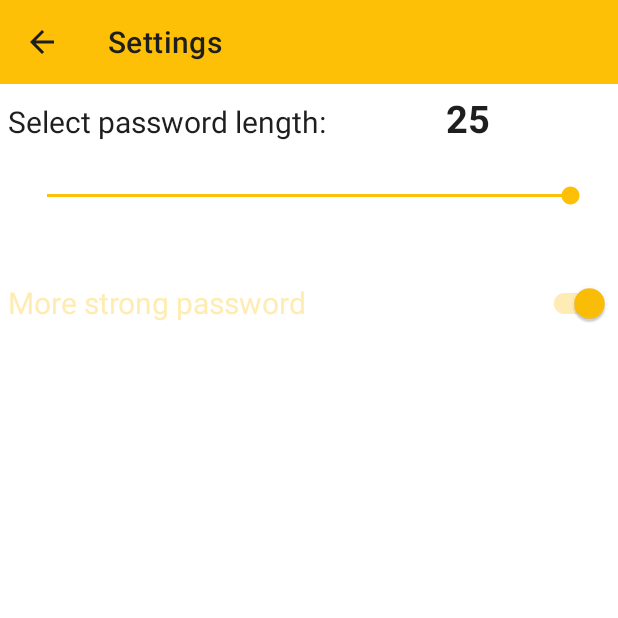
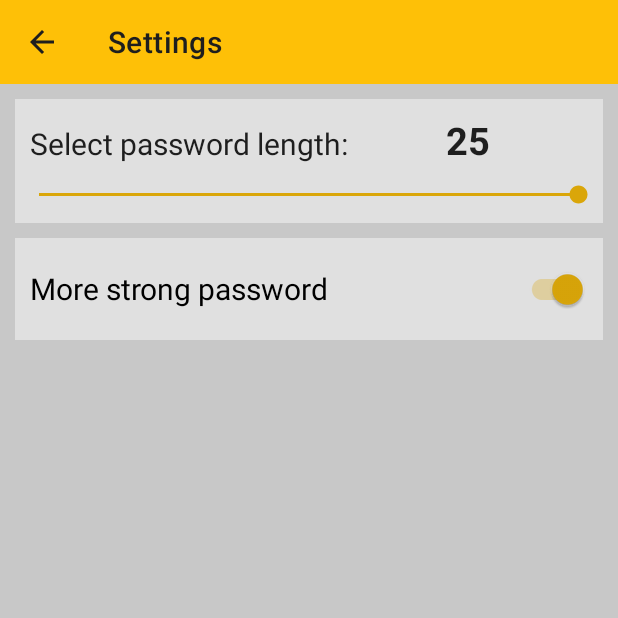
Before and after one commit to Baranov-Denis/Password_gen, an Android app: the SettingsActivity screen opened directly, with no data from a screen before it, on a phone screen of 412 x 824 dp, the top half of it. Run offline under Robolectric (Android 15) with nearby library versions, the phone set to English and light mode, and no system bars.

Commit message:
Changed view. Added styles

```diff
--- a/app/src/main/java/com/example/passwordgenerator/MainActivity.java
+++ b/app/src/main/java/com/example/passwordgenerator/MainActivity.java
@@ -128,11 +128,11 @@ public class MainActivity extends AppCompatActivity {
         EditText keyEdit = findViewById(R.id.get_key_word);
         String resourceName = resourceNameEdit.getText().toString();
         String key = keyEdit.getText().toString();
-        SeekBar seekBar = findViewById(R.id.seekBar);
+      //  SeekBar seekBar = findViewById(R.id.seekBar);
       //  int passwordLength = seekBar.getProgress();
 
         if(!resourceName.equals("") && !key.equals("")) {
-            generatedPassword = passwordCreator.createPassword(resourceName, key, PasswordCreator.passwordLength,strongPassword);
+            generatedPassword = passwordCreator.createPassword(resourceName, key);
             TextView passwordField = findViewById(R.id.generated_password);
             passwordField.setText(generatedPassword);
             copyPasswordToClipboard(generatedPassword);
--- a/app/src/main/res/layout/activity_help.xml
+++ b/app/src/main/res/layout/activity_help.xml
@@ -4,7 +4,8 @@
     xmlns:tools="http://schemas.android.com/tools"
     android:layout_width="match_parent"
     android:layout_height="match_parent"
-    tools:context=".HelpActivity">
+    tools:context=".HelpActivity"
+    android:theme="@style/text_color">
 
     <LinearLayout
         android:layout_width="match_parent"
--- a/app/src/main/res/layout/activity_settings.xml
+++ b/app/src/main/res/layout/activity_settings.xml
@@ -24,13 +24,18 @@
         <LinearLayout
             android:layout_width="match_parent"
             android:layout_height="wrap_content"
-            android:layout_margin="5dp"
-            android:orientation="vertical">
+            android:layout_marginHorizontal="10dp"
+            android:layout_marginTop="10dp"
+            android:orientation="vertical"
+            style="@style/background_style"
+            >
             <LinearLayout
                 android:layout_width="match_parent"
                 android:layout_height="wrap_content"
-                android:orientation="horizontal">
+                android:orientation="horizontal"
+                android:layout_margin="10dp">
                 <TextView
+                    style="@style/text_color"
                     android:layout_width="wrap_content"
                     android:layout_height="wrap_content"
                     android:layout_weight="1"
@@ -38,6 +43,7 @@
                     app:layout_constraintLeft_toLeftOf="parent"
                     app:layout_constraintTop_toTopOf="parent" />
                 <TextView
+                    style="@style/text_color"
                     android:id="@+id/seekBarValue"
                     android:layout_width="wrap_content"
                     android:layout_height="wrap_content"
@@ -48,13 +54,15 @@
                     app:layout_constraintTop_toTopOf="parent" />
             </LinearLayout>
             <SeekBar
+                android:theme="@style/text_color"
                 android:id="@+id/seekBar"
+
                 android:layout_width="match_parent"
-                android:layout_height="50dp"
-                android:layout_margin="10dp"
+                android:layout_height="wrap_content"
+                android:layout_marginBottom="10dp"
                 android:max="25"
                 android:min="5"
-                android:progress="25"
+
                 app:layout_constraintLeft_toLeftOf="parent"
                 app:layout_constraintRight_toRightOf="parent"
                 app:layout_constraintTop_toBottomOf="@+id/seekBarValue" />
@@ -62,24 +70,25 @@
 
 
 
-        <View
-            android:layout_width="match_parent"
-            android:layout_height="1dp"
-            android:background="@color/white" />
+
 
 
         <LinearLayout
             android:layout_width="match_parent"
             android:layout_height="wrap_content"
-            android:layout_margin="5dp"
-            android:orientation="vertical">
+            android:layout_marginHorizontal="10dp"
+            android:layout_marginTop="10dp"
+            android:orientation="vertical"
+            style="@style/background_style">
+
             <androidx.appcompat.widget.SwitchCompat
                 android:id="@+id/switch1"
                 android:layout_width="match_parent"
                 android:layout_height="wrap_content"
                 android:checked="true"
                 android:text="@string/password_complexity"
-                android:textColor="@color/yellow_light" />
+                android:layout_margin="10dp"
+                android:theme="@style/text_color" />
         </LinearLayout>
 
     </LinearLayout>
--- /dev/null
+++ b/app/src/main/res/values-night/styles.xml
@@ -0,0 +1,21 @@
+<?xml version="1.0" encoding="utf-8"?>
+<resources>
+
+    <style name="border_style">
+        <item name="android:background">@color/text_dark</item>
+    </style>
+
+    <style name="password_output_style">
+        <item name="android:textColor">@color/white</item>
+    </style>
+
+    <style name="background_style">
+        <item name="android:background">@color/dark_for_password</item>
+        <item name="android:textColor">@color/text_dark</item>
+    </style>
+
+    <style name="text_color">
+        <item name="colorSecondary">@color/yellow_dark</item>
+        <item name="android:textColor">@color/white</item>
+    </style>
+</resources>
--- a/app/src/main/res/values-night/themes.xml
+++ b/app/src/main/res/values-night/themes.xml
@@ -2,16 +2,16 @@
     <!-- Base application theme. -->
     <style name="Theme.PasswordGenerator" parent="Theme.MaterialComponents.DayNight.NoActionBar">
         <!-- Primary brand color. -->
-        <item name="colorPrimary">@color/yellow</item>
+        <item name="colorPrimary">@color/white</item>
         <item name="colorPrimaryVariant">@color/dark</item>
         <item name="colorOnPrimary">@color/dark</item>
         <!-- Secondary brand color. -->
-        <item name="colorSecondary">@color/yellow</item>
+        <item name="colorSecondary">@color/text_light</item>
 
         <item name="colorSecondaryVariant">@color/dark</item>
-        <item name="colorOnSecondary">@color/yellow_light</item>
-        <item name="android:textColor">@color/yellow_light</item>
-        <item name="android:editTextColor">@color/yellow_light</item>
+        <item name="colorOnSecondary">@color/text_light</item>
+        <item name="android:textColor">@color/text_light</item>
+        <item name="android:editTextColor">@color/white</item>
         //цвет фона
         <item name="android:colorBackground">#141414</item>
 
@@ -21,4 +21,14 @@
         <!-- Customize your theme here. -->
         <item name="android:textSize">20sp</item>
     </style>
+
+    <style name="my" parent="Theme.PasswordGenerator" >
+        <item name="android:background">@color/dark_for_password</item>
+        <item name="android:textColor">@color/text_dark</item>
+    </style>
+
+    <style name="button_style" parent="Theme.PasswordGenerator">
+        <item name="colorPrimary">@color/yellow</item>
+       <item name="android:textColor">@color/text_dark</item>
+    </style>
 </resources>
--- a/app/src/main/res/values/colors.xml
+++ b/app/src/main/res/values/colors.xml
@@ -5,11 +5,21 @@
     <color name="purple_700">#FF3700B3</color>
     <color name="teal_200">#FF03DAC5</color>
     <color name="teal_700">#FF018786</color>
+
     <color name="dark">#1E1E1E</color>
+    <color name="text_light">#727272</color>
+    <color name="text_dark">#ABABAB</color>
+    <color name="dark_for_password">#323232</color>
+    <color name="light_for_password">#E0E0E0</color>
+
+
+
     <color name="white">#FFFFFFFF</color>
+    <color name="almost_white">#C8C8C8</color>
     <color name="yellow">#FEC007</color>
     <color name="yellow_light">#ffecb3</color>
-    <color name="yellow_dark">#8c3d00</color>
+    <color name="yellow_dark">#DAA609</color>
     <color name="gray">#323232</color>
     <color name="light_gray">#535353</color>
+    <color name="test">#FF0000</color>
 </resources>
--- /dev/null
+++ b/app/src/main/res/values/styles.xml
@@ -0,0 +1,27 @@
+<?xml version="1.0" encoding="utf-8"?>
+<resources>
+
+    <style name="border_style">
+        <item name="android:background">@color/text_light</item>
+    </style>
+
+    <style name="password_output_style">
+        <item name="android:textColor">@color/dark</item>
+    </style>
+
+    <style name="button_styles">
+         <item name="backgroundTint">@color/yellow</item>
+        <item name="android:textColor">@color/dark</item>
+    </style>
+
+
+    <style name="background_style">
+        <item name="android:background">@color/light_for_password</item>
+        <item name="android:textColor">@color/text_light</item>
+    </style>
+
+    <style name="text_color">
+        <item name="colorSecondary">@color/yellow_dark</item>
+        <item name="android:textColor">@color/dark</item>
+    </style>
+</resources>
--- a/app/src/main/res/values/themes.xml
+++ b/app/src/main/res/values/themes.xml
@@ -2,20 +2,32 @@
     <!-- Base application theme. -->
     <style name="Theme.PasswordGenerator" parent="Theme.MaterialComponents.DayNight.NoActionBar">
         <!-- Primary brand color. -->
-        <item name="colorPrimary">@color/yellow</item>
+        //button
+        <item name="colorPrimary">@color/text_light</item>
+
+//Верхнее поле где зарядка
         <item name="colorPrimaryVariant">@color/yellow</item>
-        <item name="colorOnPrimary">@color/white</item>
+
         <!-- Secondary brand color. -->
-        <item name="colorSecondary">@color/yellow</item>
-        <item name="colorSecondaryVariant">@color/white</item>
+        <item name="colorSecondary">@color/text_light</item>
+
         <item name="colorOnSecondary">@color/dark</item>
-        <item name="android:textColor">@color/dark</item>
-        <item name="android:editTextColor">@color/yellow_dark</item>
 
+        <item name="android:editTextColor">@color/dark</item>
+        <item name="android:textColor">@color/text_light</item>
         <!-- Status bar color. -->
         <item name="android:statusBarColor" tools:targetApi="l">?attr/colorPrimaryVariant</item>
         <!-- Customize your theme here. -->
+        //Background
+        <item name="android:colorBackground">@color/almost_white</item>
 
-<item name="android:textSize">20sp</item>
+
+        <item name="android:textSize">20sp</item>
     </style>
+
+
+
+
+
+
 </resources>
```
Also changed, not shown: app/src/main/java/com/example/passwordgenerator/PasswordCreator.java (+10 -12 lines), app/src/main/res/layout/activity_main.xml (+11 -4 lines), app/src/main/res/drawable/outline_settings_black_36dp.png (added).
